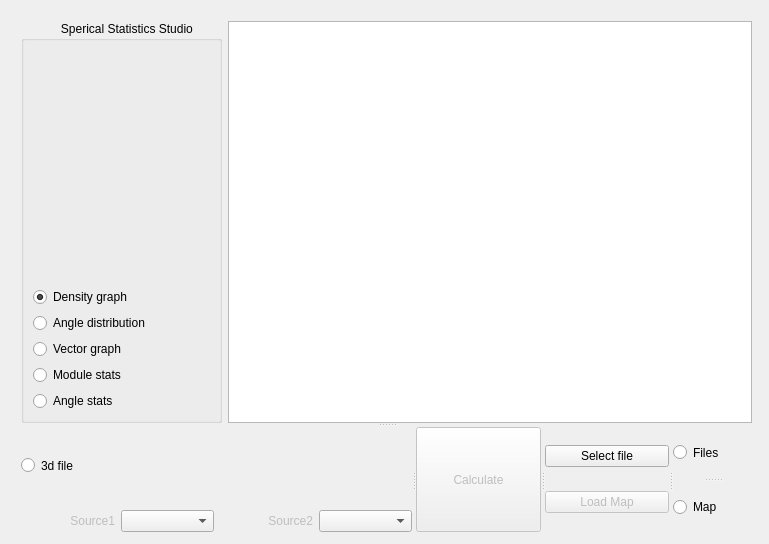
Qt form qgissphericalstats_dialog_base.ui (mhaut/QgisSphericalStats3D) before a commit.
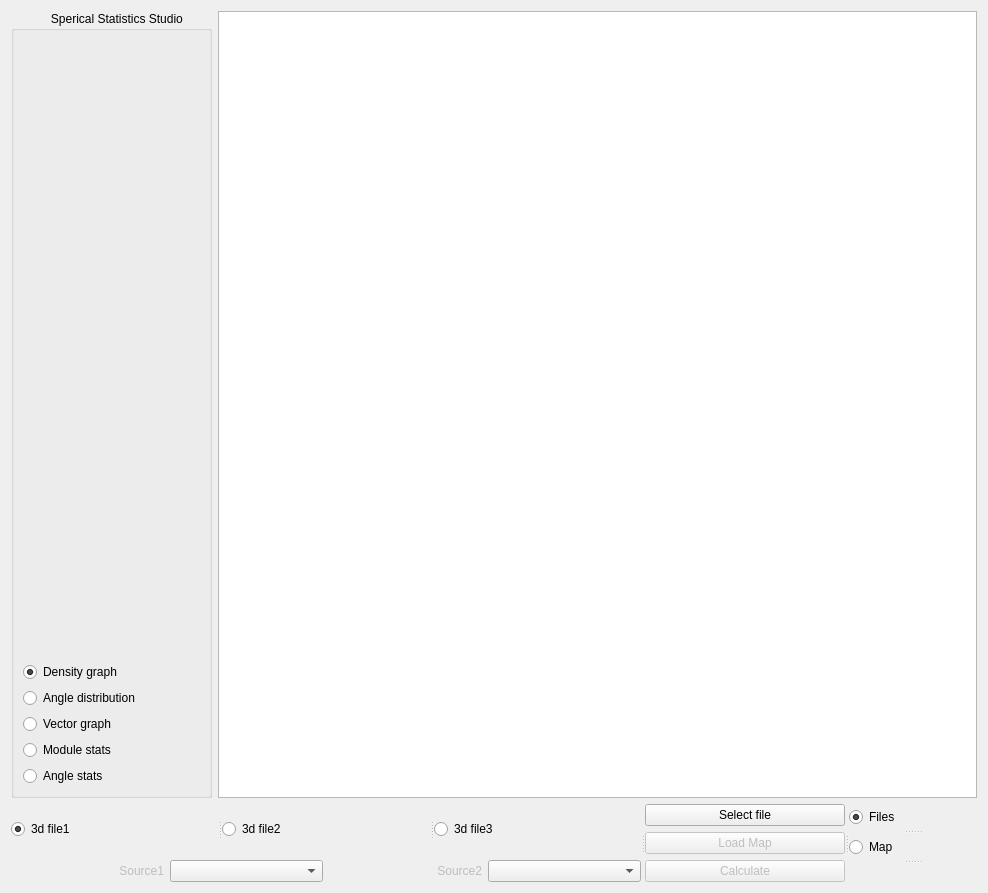
The same form after that commit.

Diff of the .ui file:
```diff
--- a/qgissphericalstats_dialog_base.ui
+++ b/qgissphericalstats_dialog_base.ui
@@ -6,8 +6,8 @@
    <rect>
     <x>0</x>
     <y>0</y>
-    <width>769</width>
-    <height>544</height>
+    <width>988</width>
+    <height>893</height>
    </rect>
   </property>
   <property name="minimumSize">
@@ -19,26 +19,10 @@
   <property name="windowTitle">
    <string>Sperical Studio</string>
   </property>
+  <layout class="QGridLayout" name="gridLayout_2">
+   <item row="0" column="0">
   <layout class="QGridLayout" name="gridLayout">
    <item row="0" column="0">
-    <widget class="QStackedWidget" name="stackedWidget">
-     <property name="currentIndex">
-      <number>0</number>
-     </property>
-     <widget class="QWidget" name="page">
-      <widget class="QSplitter" name="splitter_5">
-       <property name="geometry">
-        <rect>
-         <x>10</x>
-         <y>10</y>
-         <width>731</width>
-         <height>511</height>
-        </rect>
-       </property>
-       <property name="orientation">
-        <enum>Qt::Vertical</enum>
-       </property>
-       <widget class="QWidget" name="">
         <layout class="QHBoxLayout" name="horizontalLayout">
          <item>
           <widget class="QGroupBox" name="groupBox">
@@ -106,29 +90,48 @@
           <widget class="QGraphicsView" name="graphicsView"/>
          </item>
         </layout>
-       </widget>
-       <widget class="QSplitter" name="splitter_4">
-        <property name="orientation">
-         <enum>Qt::Horizontal</enum>
-        </property>
-        <widget class="QWidget" name="">
-         <layout class="QVBoxLayout" name="verticalLayout_4">
-          <item>
-           <widget class="QSplitter" name="splitter">
-            <property name="orientation">
-             <enum>Qt::Horizontal</enum>
-            </property>
+     </item>
+     <item row="1" column="0">
             <widget class="QSplitter" name="splitter_3">
              <property name="orientation">
               <enum>Qt::Horizontal</enum>
              </property>
-             <widget class="QRadioButton" name="type3D">
+       <widget class="QWidget" name="layoutWidget">
+        <layout class="QVBoxLayout" name="verticalLayout_4">
+         <item>
+          <layout class="QHBoxLayout" name="horizontalLayout_7">
+           <item>
+            <widget class="QSplitter" name="splitter_2">
+             <property name="orientation">
+              <enum>Qt::Horizontal</enum>
+             </property>
+             <widget class="QRadioButton" name="type3D1">
               <property name="text">
-               <string>3d file</string>
+               <string>3d file1</string>
               </property>
+              <property name="checked">
+               <bool>true</bool>
+              </property>
              </widget>
-            </widget>
-           </widget>
+             <widget class="QRadioButton" name="type3D2">
+              <property name="text">
+               <string>3d file2</string>
+              </property>
+              <property name="checked">
+               <bool>false</bool>
+              </property>
+             </widget>
+             <widget class="QRadioButton" name="type3D3">
+              <property name="text">
+               <string>3d file3</string>
+              </property>
+              <property name="checked">
+               <bool>false</bool>
+              </property>
+             </widget>
+            </widget>
+           </item>
+          </layout>
           </item>
           <item>
            <layout class="QHBoxLayout" name="horizontalLayout_5">
@@ -180,15 +183,7 @@
           </item>
          </layout>
         </widget>
-        <widget class="QPushButton" name="calculate">
-         <property name="enabled">
-          <bool>false</bool>
-         </property>
-         <property name="text">
-          <string>Calculate</string>
-         </property>
-        </widget>
-        <widget class="QWidget" name="">
+       <widget class="QWidget" name="layoutWidget">
          <layout class="QVBoxLayout" name="verticalLayout_5">
           <item>
            <widget class="QPushButton" name="buttonload">
@@ -207,9 +202,22 @@
             </property>
            </widget>
           </item>
-         </layout>
-        </widget>
-        <widget class="QSplitter" name="splitter_2">
+         <item>
+          <widget class="QPushButton" name="calculate">
+           <property name="enabled">
+            <bool>false</bool>
+           </property>
+           <property name="text">
+            <string>Calculate</string>
+           </property>
+          </widget>
+         </item>
+        </layout>
+       </widget>
+       <widget class="QWidget" name="layoutWidget">
+        <layout class="QVBoxLayout" name="verticalLayout_3">
+         <item>
+          <widget class="QSplitter" name="splitter">
          <property name="orientation">
           <enum>Qt::Vertical</enum>
          </property>
@@ -223,6 +231,9 @@
           <property name="text">
            <string>Files</string>
           </property>
+            <property name="checked">
+             <bool>true</bool>
+            </property>
          </widget>
          <widget class="QRadioButton" name="Map">
           <property name="sizePolicy">
@@ -234,13 +245,22 @@
           <property name="text">
            <string>Map</string>
           </property>
-         </widget>
-        </widget>
-       </widget>
-      </widget>
-     </widget>
-     <widget class="QWidget" name="page_2"/>
-    </widget>
+            <property name="checked">
+             <bool>false</bool>
+            </property>
+           </widget>
+           <widget class="QLabel" name="labelpath">
+            <property name="text">
+             <string/>
+            </property>
+           </widget>
+          </widget>
+         </item>
+        </layout>
+       </widget>
+      </widget>
+     </item>
+    </layout>
    </item>
   </layout>
  </widget>
```
Left out of the diff: 2 changed lines with no effect on the pictures. Lines whose indentation alone changed are shown as unchanged.
